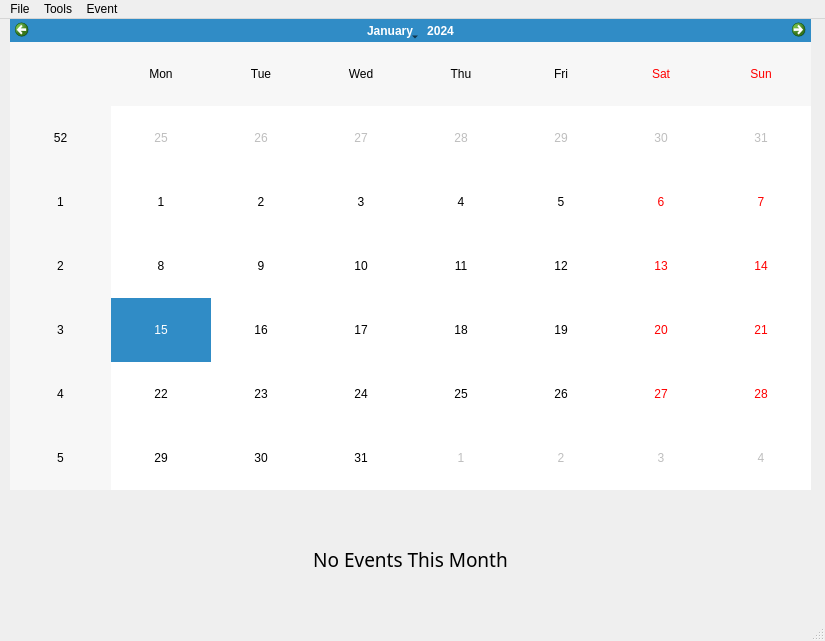
Qt form CalendarProject.ui (iniguitoo/Calendar-Project) before a commit.
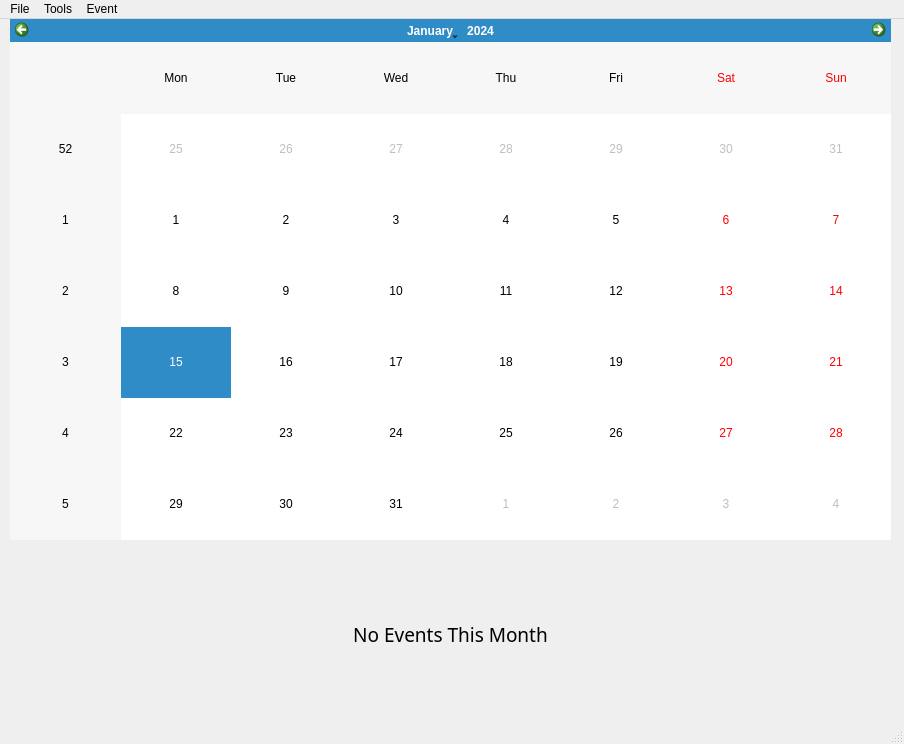
The same form after that commit.

Diff of the .ui file:
```diff
--- a/CalendarProject.ui
+++ b/CalendarProject.ui
@@ -6,8 +6,8 @@
    <rect>
     <x>0</x>
     <y>0</y>
-    <width>825</width>
-    <height>641</height>
+    <width>904</width>
+    <height>744</height>
    </rect>
   </property>
   <property name="windowTitle">
@@ -19,8 +19,8 @@
      <rect>
       <x>10</x>
       <y>0</y>
-      <width>801</width>
-      <height>471</height>
+      <width>881</width>
+      <height>521</height>
      </rect>
     </property>
    </widget>
@@ -28,9 +28,9 @@
     <property name="geometry">
      <rect>
       <x>10</x>
-      <y>480</y>
-      <width>801</width>
-      <height>121</height>
+      <y>530</y>
+      <width>881</width>
+      <height>171</height>
      </rect>
     </property>
     <property name="font">
@@ -55,7 +55,7 @@
     <rect>
      <x>0</x>
      <y>0</y>
-     <width>825</width>
+     <width>904</width>
      <height>26</height>
     </rect>
    </property>
```
Left out of the diff: 4 changed lines with no effect on the pictures.
